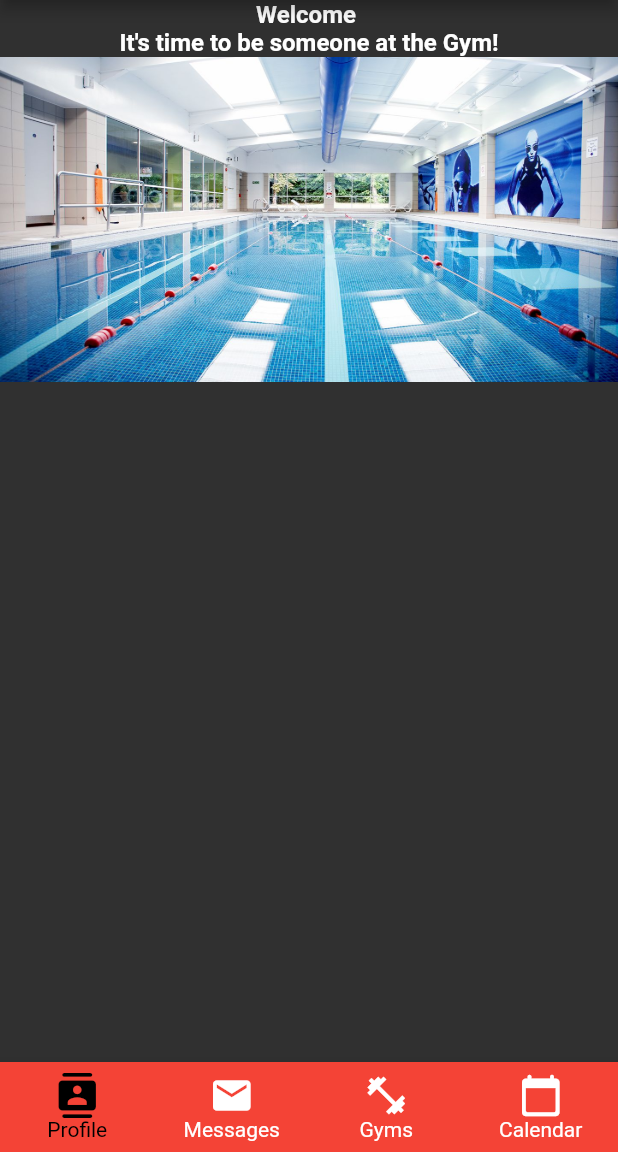
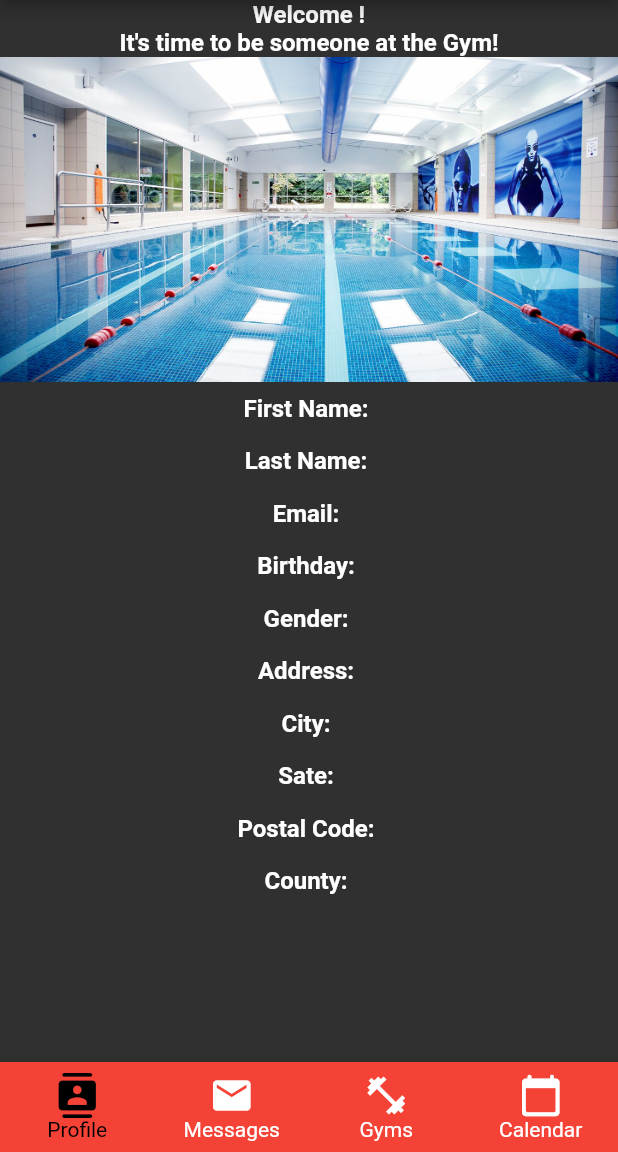
Before and after one commit to zfrehner/Spotlight-Flutter-, a Flutter app: the LandPage screen opened by its route, on a phone screen of 412 x 824 dp, the part 84-1236 px from its top. Run offline on Flutter 3.47's test engine with Material 2 defaults, Android fonts, the phone set to English and light mode, and no system bars; our stand-ins replace animated_text_kit, cloud_firestore, firebase_auth, firebase_core, flutter_calendar_carousel, flutter_form_builder and 1 more; accounts and stored records are empty.

Commit message:
Add files via upload

```diff
--- a/lib/home/profile.dart
+++ b/lib/home/profile.dart
@@ -6,71 +6,263 @@ import 'package:cloud_firestore/cloud_firestore.dart';
 import 'package:firebase_auth/firebase_auth.dart';
 import 'package:spotlight_login/constants.dart';
 import 'package:url_launcher/url_launcher.dart';
-
+import 'package:spotlight_login/classes/SpotUser.dart';
+import 'package:intl/intl.dart';
 
 class Profile extends StatefulWidget {
+
   @override
   _ProfileState createState() => _ProfileState();
 }
 
 class _ProfileState extends State<Profile> {
   final _auth = FirebaseAuth.instance;
-  var firebaseUser =  FirebaseAuth.instance.currentUser;
+  var firebaseUser = FirebaseAuth.instance.currentUser;
   FirebaseFirestore _firestore = FirebaseFirestore.instance;
 
   User loggedInUser;
+  var uid;
+
 
   void initState() {
     getCurrentUser();
   }
 
-  void gymStream() async {
-    await for(var snapshot in _firestore.collection("Gyms").snapshots()) {
-      for(var info in snapshot.docs) {
-        print(info.data());
+  void getCurrentUser() async {
+    try {
+      final user = _auth.currentUser;
+      final fireUser = FirebaseAuth.instance.currentUser.uid;
+
+      if (user != null) {
+        loggedInUser = user;
+        uid = fireUser;
+        //print(loggedInUser.email);
       }
+    } catch (e) {
+      print(e);
     }
   }
 
-  void getCurrentUser() async {
-    try{
-      final user = _auth.currentUser;
+  /*void _onPressed() {
+    //var firebaseUser =  FirebaseAuth.instance.currentUser;
+    getCurrentUser();
+    //var userId = loggedInUser.email;
+    var name = _firestore
+        .collection("SpotlightUsers")
+        .doc(loggedInUser.uid) //"7uUbB9zLN7hyqPGiDpQjb3onWf73"
+        .get()
+        .then((value) => print(value.data()["firstName"]));
+    print(loggedInUser.email);
+  }*/
 
-      if(user != null) {
-        loggedInUser = user;
-        print(loggedInUser.email);
-      } }
-    catch(e) {
-      print(e);
+  getName() {
+    return _firestore
+        .collection("SpotlightUsers")
+        .doc(loggedInUser.uid) //"7uUbB9zLN7hyqPGiDpQjb3onWf73"
+        .get()
+        .then((value) => print(value.data()["firstName"]));
+  }
+
+  //get the current user UID
+  Future<String> getCurrentUID() async {
+    return firebaseUser.uid;
+  }
+
+  //get the current user info
+  Future getAuthUserInfo() async {
+    return firebaseUser;
+  }
+
+  Future getFirestoreUser() async {
+    return _firestore.collection("SpotlightUsers").doc(firebaseUser.uid).get();
+  }
+
+  Widget displayUserInfo(context, snapshot) {
+    final user = snapshot.data;
+    final authUser = getAuthUserInfo();
+
+    return Column(
+      children: [
+        Padding(
+          padding: const EdgeInsets.all(8.0),
+          child: Text("First Name: ${user["firstName"]}",
+              style: kLoginTextStyle),
+        ),
+        Padding(
+          padding: const EdgeInsets.all(8.0),
+          child: Text("Last Name: ${user["lastName"]}",
+              style: kLoginTextStyle),
+        ),
+        Padding(
+          padding: const EdgeInsets.all(8.0),
+          child: Text("Email: ${user["email"]}",
+              style: kLoginTextStyle),
+        ),
+        Padding(
+          padding: const EdgeInsets.all(8.0),
+          child: Text("Birthday: ${user["birthday"].toUpperCase()}",
+              style: kLoginTextStyle),
+        ),
+        Padding(
+          padding: const EdgeInsets.all(8.0),
+          child: Text("Gender: ${user["gender"]}",
+              style: kLoginTextStyle),
+        ),
+        Padding(
+          padding: const EdgeInsets.all(8.0),
+          child: Text("Address: ${user["address"]}",
+              style: kLoginTextStyle),
+        ),
+        Padding(
+          padding: const EdgeInsets.all(8.0),
+          child: Text("City: ${user["city"]}",
+              style: kLoginTextStyle),
+        ),
+        Padding(
+          padding: const EdgeInsets.all(8.0),
+          child: Text("Sate: ${user["state"]}",
+              style: kLoginTextStyle),
+        ),
+        Padding(
+          padding: const EdgeInsets.all(8.0),
+          child: Text("Postal Code: ${user["zipCode"]}",
+              style: kLoginTextStyle),
+        ),
+        Padding(
+          padding: const EdgeInsets.all(8.0),
+          child: Text("County: ${user["country"]}",
+              style: kLoginTextStyle),
+        ),
+      ],
+    );
+  }
+
+
+  @override
+  Widget build(BuildContext context) {
+    return SingleChildScrollView(
+      child: Column(
+        crossAxisAlignment: CrossAxisAlignment.stretch,
+        children: <Widget>[
+          Column(
+            children: <Widget> [FutureBuilder(
+              future: getFirestoreUser(),
+              builder: (context, snapshot) {
+                if(snapshot.connectionState == ConnectionState.done) {
+                  return Text("Welcome ${snapshot.data["firstName"].toUpperCase() + "!"}",
+                      style: kLoginTextStyle);
+                  /*Text("${snapshot.data.email}",
+                      style: kLoginTextStyle)*/
+                }
+                else {
+                  return CircularProgressIndicator();
                 }
               }
-  @override
-  Widget build(BuildContext context) {
-    return Column(
-      crossAxisAlignment: CrossAxisAlignment.stretch,
-      children: <Widget>[
-        Center(
-          child: Container(
-              child: Text(
-                "Welcome " + loggedInUser.email,
-                style: kLoginTextStyle,
-              )
             ),
-        ),
+          ]),
           Center(
             child: Container(
               child: InkWell(
-                child: Text("It's time to be someone at the Gym!",
+                  child: Text(
+                    "It's time to be someone at the Gym!",
                     style: kLoginTextStyle,
                   ),
-                onTap: () => launch('https://nullpointerexception.greenriverdev.com/Spotlight/index.php')
-            ),
+                  onTap: () => launch(
+                      'https://nullpointerexception.greenriverdev.com/Spotlight/index.php')),
             ),
           ),
           Image(
             image: AssetImage('assets/images/gym5.jpg'),
           ),
-      ],
+          Center(
+            child: FutureBuilder(
+                future: getFirestoreUser(),
+                builder: (context, snapshot) {
+                  if (snapshot.connectionState == ConnectionState.done) {
+                    return displayUserInfo(context, snapshot);
+                  } else {
+                    return CircularProgressIndicator();
+                  }
+                })
+          ),
+        ]));
+  }
+}
+
+/*Container(
+child: StreamBuilder<QuerySnapshot>(
+stream: _firestore.collection("SpotlightUsers").snapshots(),
+builder: (context, snapshot) {
+if (snapshot.hasData) {
+final users = snapshot.data.docs;
+List<Text> userWidgets = [];
+for (var SpotUser in users) {
+//print(SpotUser.data()["uid"]);
+//print(_auth.currentUser.uid);
+if (SpotUser.data()["uid"] == _auth.currentUser.uid) {
+
+final firstName = SpotUser.data()["firstName"];
+final lastName = SpotUser.data()["lastName"];
+final country = SpotUser.data()["country"];
+final address = SpotUser.data()["address"];
+final city = SpotUser.data()["state"];
+final state = SpotUser.data()["state"];
+final zipCode = SpotUser.data()["zipCode"];
+final email = SpotUser.data()["email"];
+final gender = SpotUser.data()["gender"];
+final phoneNumber = SpotUser.data()["phoneNumber"];
+final dateTime = SpotUser.data()["birthday"]; //age
+
+final userWidget = Text(
+"First Name: " + firstName + "\n"
++ "Last Name: " + lastName + "\n"
++ "Email: " + email + "\n"
++ "Phone Number: " + phoneNumber + "\n"
++ "Gender: " + gender + "\n"
++ "Birthday: " + dateTime + "\n"
++ "Address: " + address + "\n" +
+"City: " + city + "\n" +
+"State: " + state + "\n" +
+"Zip Code: " + zipCode + "\n" +
+"Country: " + country,
+style: kLoginTextStyle
+);
+
+userWidgets.add(userWidget);
+
+
+return Column(
+children: [
+ListView(
+scrollDirection: Axis.vertical,
+shrinkWrap: true,
+children: userWidgets,
+)
+]
 );
 }
 }
+}
+return Container();
+}
+))*/
+
+/*Padding(
+padding: const EdgeInsets.all(8.0),
+child: Text("User Since: ${DateFormat('MM/dd/yyyy').format(authUser.metadata.creationTime)}",
+style: kLoginTextStyle),
+)*/
+
+
+/*
+Center(
+child: FutureBuilder(
+future: getUserInfo(),
+builder: (context, snapshot) {
+if (snapshot.connectionState == ConnectionState.done) {
+return displayUserInfo(context, snapshot);
+} else {
+return CircularProgressIndicator();
+}
+}),
+)*/
```
Lines whose indentation alone changed are shown as unchanged.
